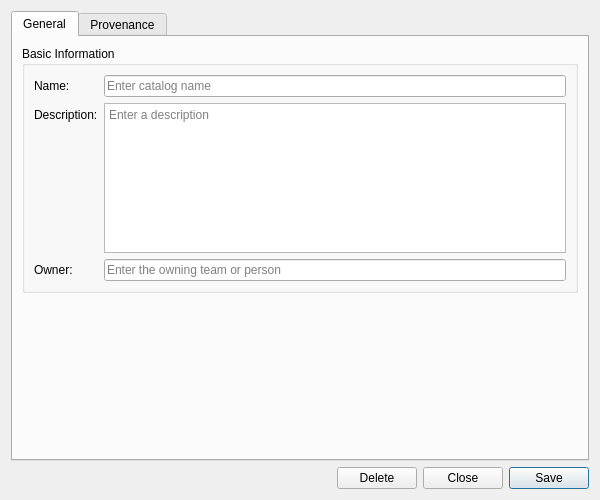
Old version of the form projects/ores.qt/dq/ui/CatalogDetailDialog.ui in the repository OreStudio/OreStudio.
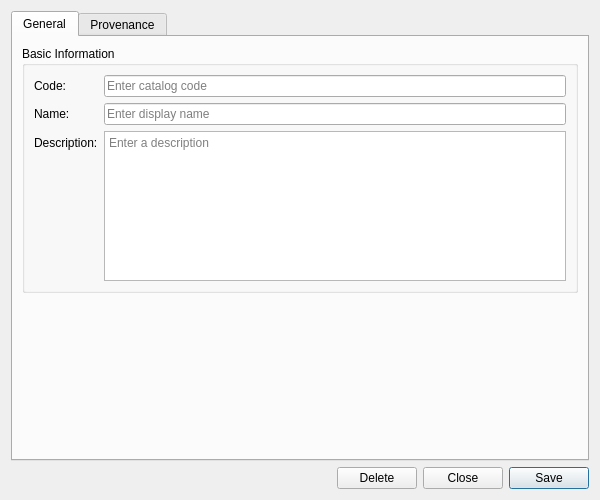
New version of the form. Custom widgets are drawn as their Qt base class.

Patch:
```diff
--- a/projects/ores.qt/dq/ui/CatalogDetailDialog.ui
+++ b/projects/ores.qt/dq/ui/CatalogDetailDialog.ui
@@ -39,16 +39,16 @@
          </property>
          <layout class="QFormLayout" name="formLayout">
           <item row="0" column="0">
-           <widget class="QLabel" name="labelName">
+           <widget class="QLabel" name="labelCode">
             <property name="text">
-             <string>Name:</string>
+             <string>Code:</string>
             </property>
            </widget>
           </item>
           <item row="0" column="1">
-           <widget class="QLineEdit" name="nameEdit">
+           <widget class="QLineEdit" name="codeEdit">
             <property name="placeholderText">
-             <string>Enter catalog name</string>
+             <string>Enter catalog code</string>
             </property>
             <property name="readOnly">
              <bool>true</bool>
@@ -56,13 +56,27 @@
            </widget>
           </item>
           <item row="1" column="0">
+           <widget class="QLabel" name="labelName">
+            <property name="text">
+             <string>Name:</string>
+            </property>
+           </widget>
+          </item>
+          <item row="1" column="1">
+           <widget class="QLineEdit" name="nameEdit">
+            <property name="placeholderText">
+             <string>Enter display name</string>
+            </property>
+           </widget>
+          </item>
+          <item row="2" column="0">
            <widget class="QLabel" name="labelDescription">
             <property name="text">
              <string>Description:</string>
             </property>
            </widget>
           </item>
-          <item row="1" column="1">
+          <item row="2" column="1">
            <widget class="QPlainTextEdit" name="descriptionEdit">
             <property name="minimumSize">
              <size>
@@ -81,20 +95,6 @@
             </property>
            </widget>
           </item>
-          <item row="2" column="0">
-           <widget class="QLabel" name="labelOwner">
-            <property name="text">
-             <string>Owner:</string>
-            </property>
-           </widget>
-          </item>
-          <item row="2" column="1">
-           <widget class="QLineEdit" name="ownerEdit">
-            <property name="placeholderText">
-             <string>Enter the owning team or person</string>
-            </property>
-           </widget>
-          </item>
          </layout>
         </widget>
        </item>
```
